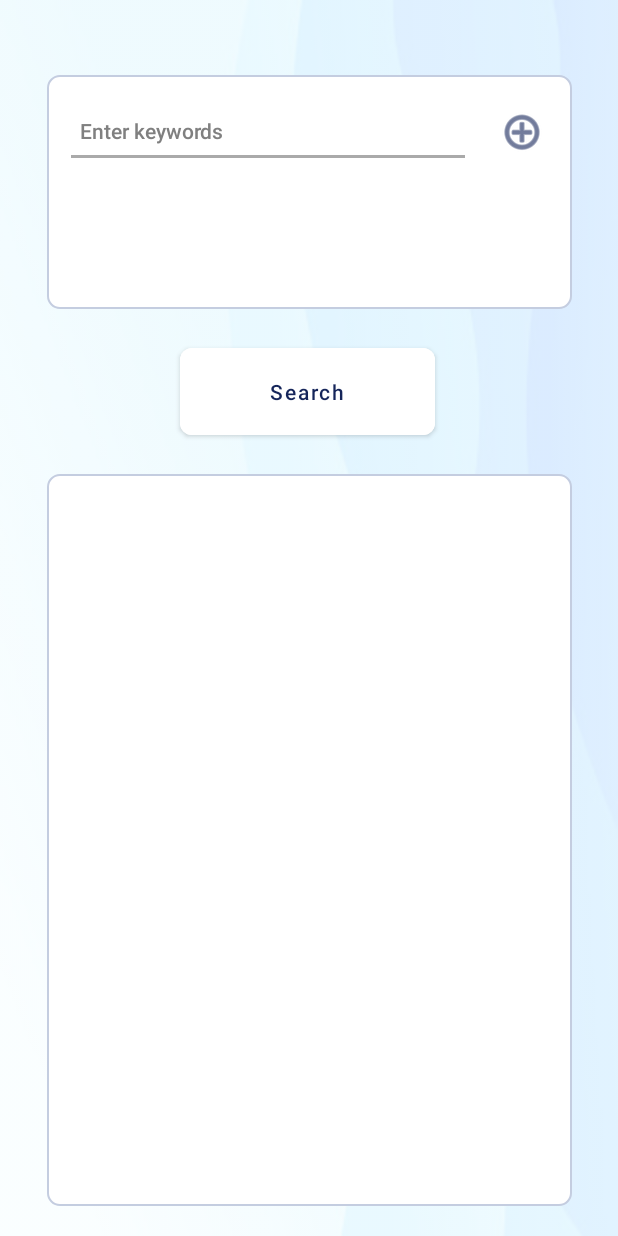
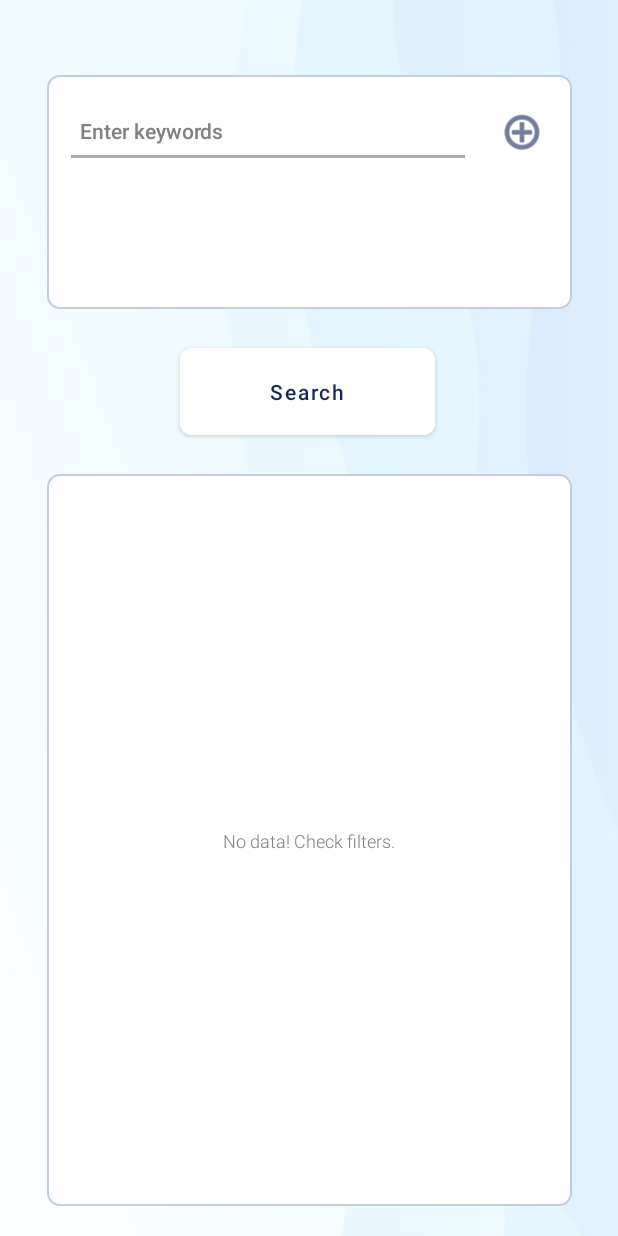
Before and after one commit to Rohithj47/Sermo, an Android app: the QueryReportsActivity screen opened directly, with no data from a screen before it, on a phone screen of 412 x 824 dp. Run offline under Robolectric (Android 15) with nearby library versions, the phone set to English and light mode, and no system bars.

Commit message:
UI fixes

```diff
--- a/mobile-client/app/src/main/res/layout/activity_query_reports.xml
+++ b/mobile-client/app/src/main/res/layout/activity_query_reports.xml
@@ -43,6 +43,7 @@
         app:rippleColor="@color/primary_button_ripple" />
 
     <ScrollView
+        android:id="@+id/scrollView3"
         android:layout_width="350dp"
         android:layout_height="0dp"
         android:layout_marginTop="20dp"
@@ -57,8 +58,10 @@
         <LinearLayout
             android:id="@+id/searchResultsContainer"
             android:layout_width="match_parent"
-            android:layout_height="wrap_content"
-            android:orientation="vertical" />
+            android:layout_height="200dp"
+            android:backgroundTint="@color/text_hint"
+            android:orientation="vertical"
+            android:translationZ="10dp" />
     </ScrollView>
 
     <LinearLayout
@@ -130,4 +133,17 @@
         </HorizontalScrollView>
     </LinearLayout>
 
+    <TextView
+        android:id="@+id/NoDataDisplay"
+        android:layout_width="wrap_content"
+        android:layout_height="wrap_content"
+        android:fontFamily="sans-serif-light"
+        android:text="No data! Check filters."
+        android:textColor="@color/text_hint"
+        android:textSize="12sp"
+        app:layout_constraintBottom_toBottomOf="@+id/scrollView3"
+        app:layout_constraintEnd_toEndOf="@+id/scrollView3"
+        app:layout_constraintStart_toStartOf="@+id/scrollView3"
+        app:layout_constraintTop_toTopOf="@+id/scrollView3" />
+
 </androidx.constraintlayout.widget.ConstraintLayout>
```
Also changed, not shown: mobile-client/app/src/main/java/com/example/sermo/GenerateReportActivity.java (+24 -12 lines), mobile-client/app/src/main/java/com/example/sermo/QueryReportsActivity.java (+14 -2 lines).
